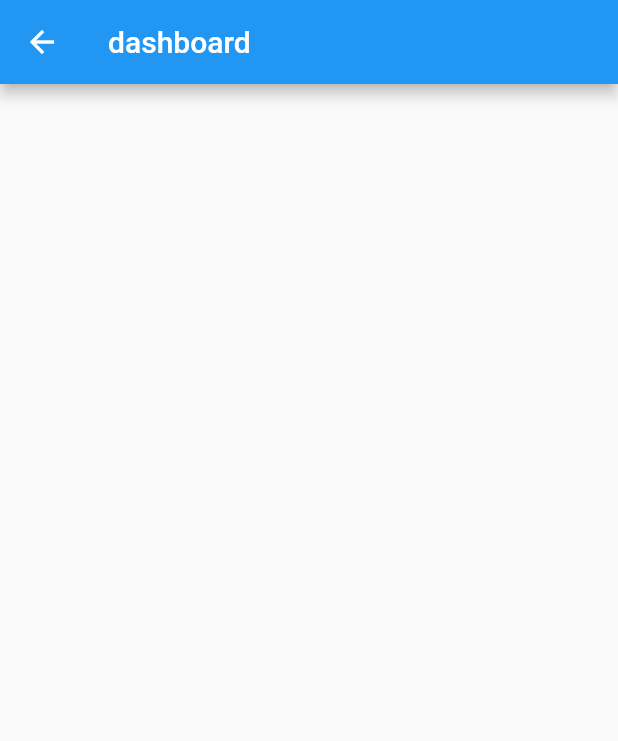
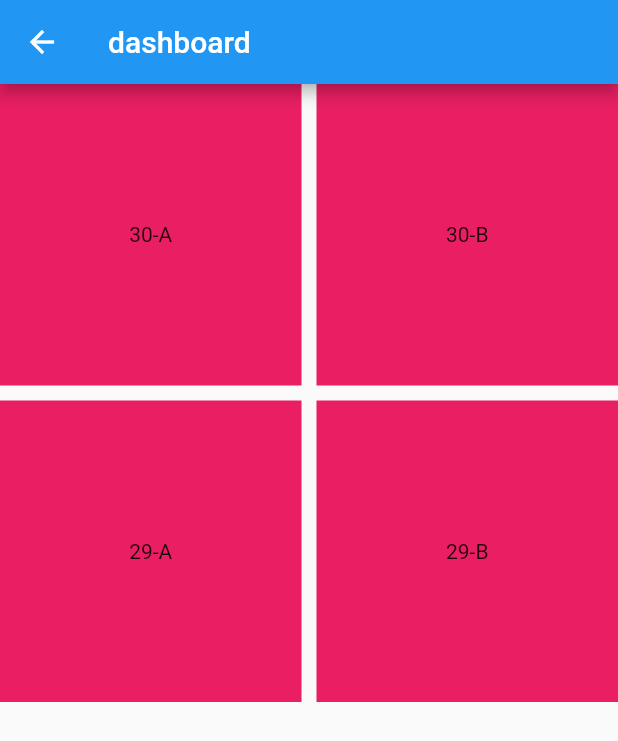
Before and after one commit to manisha54/FlutterApp, a Flutter app: the DashboardView screen opened by its route, on a phone screen of 412 x 824 dp. Shown: the top 741 px of the screen. Run offline on Flutter 3.47's test engine with Material 2 defaults, Android fonts, the phone set to English and light mode, and no system bars; accounts and stored records are empty.

Commit message:
student batch

```diff
--- a/student_batch/lib/app.dart
+++ b/student_batch/lib/app.dart
@@ -2,6 +2,7 @@ import 'package:flutter/material.dart';
 import 'package:student_batch/view/dashboard_view.dart';
 import 'package:student_batch/view/login_view.dart';
 import 'package:student_batch/view/register_view.dart';
+import 'package:student_batch/view/student_details_view.dart';
 
 class App extends StatelessWidget {
   const App({super.key});
@@ -13,8 +14,9 @@ class App extends StatelessWidget {
       initialRoute: '/registerRoute',
       routes: {
       '/registerRoute': (context) => const RegisterView(),
-      '/loginRoute': (context) => const LoginView(),
+      '/loginRoute': (context) => const SignInView(),
       '/dashboardRoute': (context) => const DashboardView(),
+      '/studentDetailRoute': (context) => const StudentDetailView(),
       },
 
     );
--- a/student_batch/lib/model/student.dart
+++ b/student_batch/lib/model/student.dart
@@ -1,19 +1,19 @@
 class Student {
-  int? studentId;
+  String? studentId;
   String? fname;
   String? lname;
   int? age;
   String? username;
   String? password;
-  String? batch;
+  String? batchId;
 
   Student({
-    this.studentId,
-    this.fname,
-    this.lname,
-    this.age,
-    this.username,
-    this.password,
-    this.batch,
+    required this.studentId,
+    required this.fname,
+    required this.lname,
+    required this.age,
+    required this.username,
+    required this.password,
+    required this.batchId,
   });
 }
--- a/student_batch/lib/view/dashboard_view.dart
+++ b/student_batch/lib/view/dashboard_view.dart
@@ -1,4 +1,7 @@
 import 'package:flutter/material.dart';
+
+import '../state/batch_state.dart';
+import '../state/student_state.dart';
 
 class DashboardView extends StatefulWidget {
   const DashboardView({super.key});
@@ -9,13 +12,37 @@ class DashboardView extends StatefulWidget {
 
 class _DashboardViewState extends State<DashboardView> {
   @override
+  void initState() {
+    super.initState();
+    print('Lenght of students: ${StudentState.students.length}');
+  }
+
+  @override
   Widget build(BuildContext context) {
-    return  Scaffold(
+    return Scaffold(
       appBar: AppBar(
         title: const Text("dashboard"),
-
       ),
-
+      body: GridView.builder(
+          gridDelegate: const SliverGridDelegateWithFixedCrossAxisCount(
+            crossAxisCount: 2,
+            crossAxisSpacing: 10,
+            mainAxisSpacing: 10,
+          ),
+          itemCount: BatchState.batches.length,
+          itemBuilder: (context, index) {
+            return GestureDetector(
+              onTap: () {
+                Navigator.pushNamed(context, '/studentDetailRoute',
+                    arguments: BatchState.batches[index]);
+              },
+              child: Container(
+                alignment: Alignment.center,
+                color: Colors.pink,
+                child: Text(BatchState.batches[index]),
+              ),
+            );
+          }),
     );
   }
 }
--- a/student_batch/pubspec.yaml
+++ b/student_batch/pubspec.yaml
@@ -28,6 +28,8 @@ environment:
 # the latest version available on pub.dev. To see which dependencies have newer
 # versions available, run `flutter pub outdated`.
 dependencies:
+  uuid: ^3.0.6
+
   flutter:
     sdk: flutter
 
```
Also changed, not shown: student_batch/lib/common/show_snack_bar.dart (added, +13 -0 lines), student_batch/lib/view/login_view.dart (+82 -36 lines), student_batch/lib/view/register_view.dart (+86 -27 lines), student_batch/lib/view/student_details_view.dart (+64 -0 lines), student_batch/pubspec.lock.
